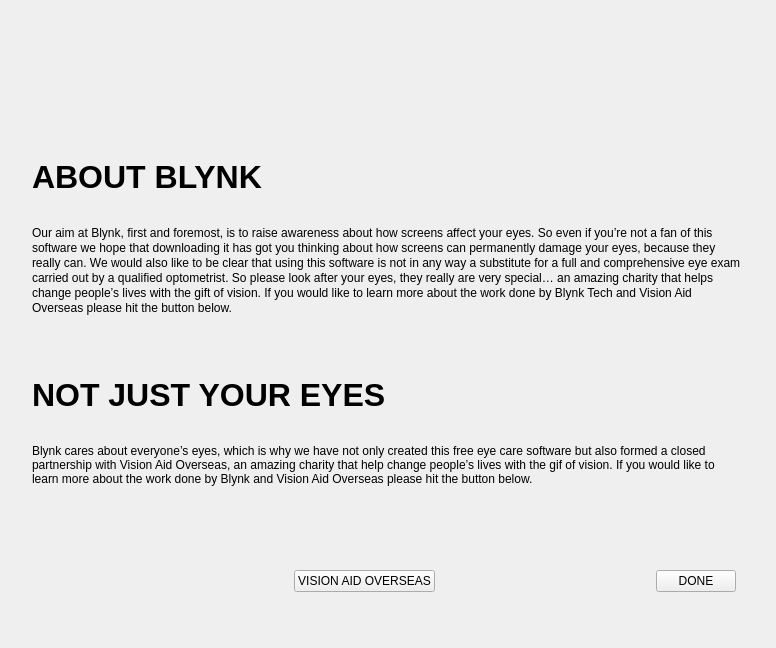
Old version of the form blynk/aboutwindow.ui in the repository flegall2014/Blynk.
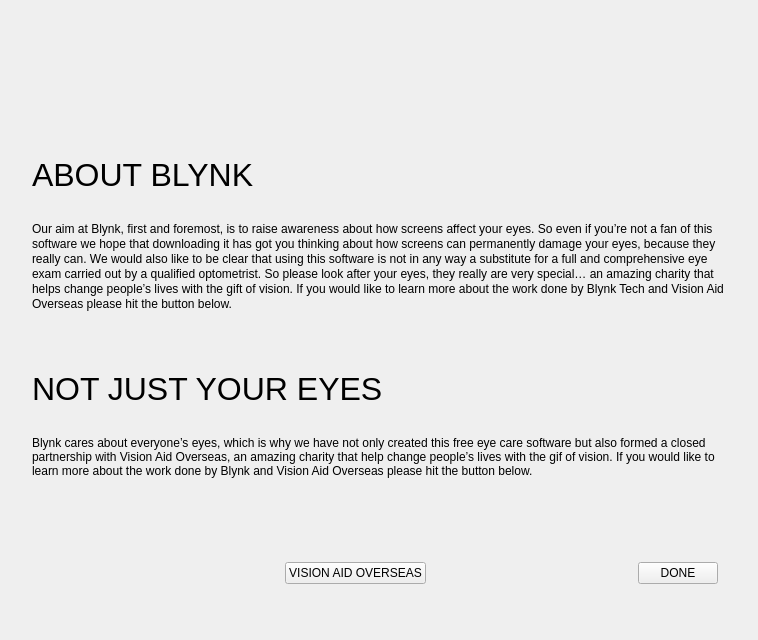
New version of the form. Icons and pictures are not drawn. Custom widgets are drawn as their Qt base class.

Patch:
```diff
--- a/blynk/aboutwindow.ui
+++ b/blynk/aboutwindow.ui
@@ -6,20 +6,20 @@
    <rect>
     <x>0</x>
     <y>0</y>
-    <width>776</width>
-    <height>648</height>
+    <width>758</width>
+    <height>640</height>
    </rect>
   </property>
   <property name="minimumSize">
    <size>
-    <width>776</width>
-    <height>648</height>
+    <width>640</width>
+    <height>640</height>
    </size>
   </property>
   <property name="maximumSize">
    <size>
-    <width>776</width>
-    <height>648</height>
+    <width>768</width>
+    <height>644</height>
    </size>
   </property>
   <property name="windowTitle">
@@ -47,8 +47,8 @@
       <font>
        <family>Segoe UI</family>
        <pointsize>24</pointsize>
-       <weight>75</weight>
-       <bold>true</bold>
+       <weight>50</weight>
+       <bold>false</bold>
       </font>
      </property>
      <property name="text">
@@ -223,8 +223,8 @@
       <font>
        <family>Segoe UI</family>
        <pointsize>24</pointsize>
-       <weight>75</weight>
-       <bold>true</bold>
+       <weight>50</weight>
+       <bold>false</bold>
       </font>
      </property>
      <property name="text">
```
Left out of the diff: 6 changed lines with no effect on the pictures.
